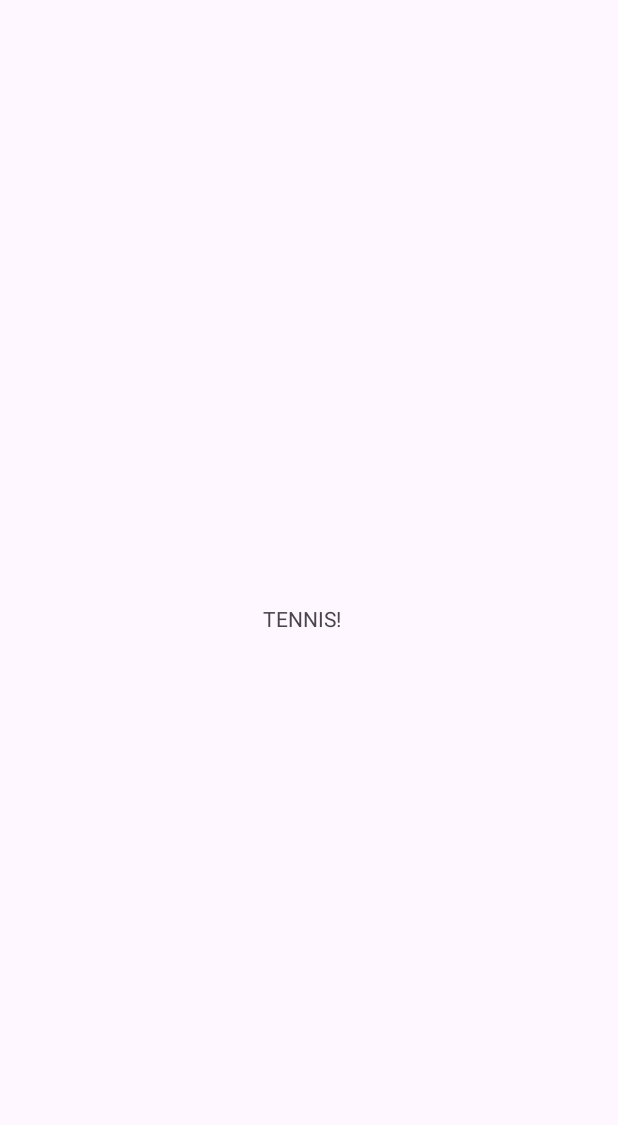
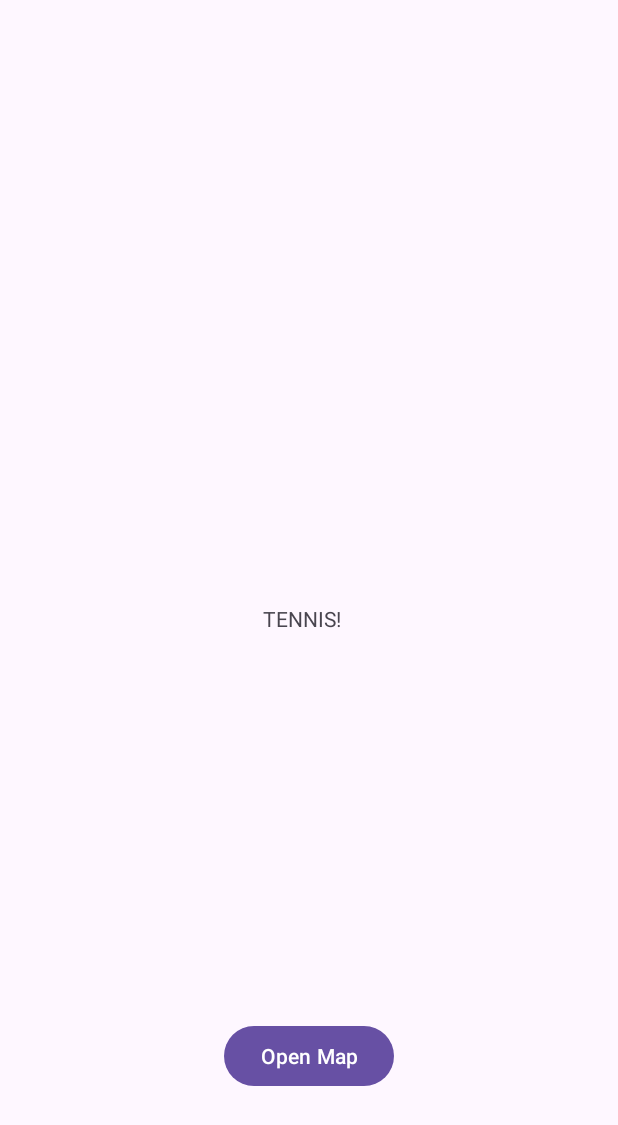
Before and after one commit to kusshsatija/Public-Tennis-Court-Availability-Tracker, an Android app: the screen it shows after launch (MainActivity), on a phone screen of 412 x 824 dp. Before the commit the part shown is almost empty. Shown: the top 1125 px of the screen. Run offline under Robolectric (Android 15) with nearby library versions, the phone set to English and light mode, and no system bars.

Commit message:
Added Map acitvity with location markers, using main page just for testing right now

```diff
--- a/app/build.gradle.kts
+++ b/app/build.gradle.kts
@@ -1,5 +1,6 @@
 plugins {
     alias(libs.plugins.android.application)
+    alias(libs.plugins.google.android.libraries.mapsplatform.secrets.gradle.plugin)
 }
 
 android {
@@ -29,6 +30,9 @@ android {
         sourceCompatibility = JavaVersion.VERSION_1_8
         targetCompatibility = JavaVersion.VERSION_1_8
     }
+    buildFeatures {
+        viewBinding = true
+    }
 }
 
 dependencies {
@@ -37,6 +41,7 @@ dependencies {
     implementation(libs.material)
     implementation(libs.activity)
     implementation(libs.constraintlayout)
+    implementation(libs.play.services.maps)
     testImplementation(libs.junit)
     androidTestImplementation(libs.ext.junit)
     androidTestImplementation(libs.espresso.core)
--- a/app/src/main/res/layout/activity_main.xml
+++ b/app/src/main/res/layout/activity_main.xml
@@ -16,4 +16,15 @@
         app:layout_constraintStart_toStartOf="parent"
         app:layout_constraintTop_toTopOf="parent" />
 
+    <Button
+        android:id="@+id/button"
+        android:layout_width="wrap_content"
+        android:layout_height="wrap_content"
+        android:layout_marginBottom="96dp"
+        android:text="Open Map"
+        android:onClick="map"
+        app:layout_constraintBottom_toBottomOf="parent"
+        app:layout_constraintEnd_toEndOf="parent"
+        app:layout_constraintStart_toStartOf="parent" />
+
 </androidx.constraintlayout.widget.ConstraintLayout>
--- a/app/src/main/res/values/strings.xml
+++ b/app/src/main/res/values/strings.xml
@@ -1,3 +1,4 @@
 <resources>
     <string name="app_name">Public Tennis Court Availability Tracker</string>
+    <string name="title_activity_map">Map</string>
 </resources>
--- a/build.gradle.kts
+++ b/build.gradle.kts
@@ -1,4 +1,5 @@
 // Top-level build file where you can add configuration options common to all sub-projects/modules.
 plugins {
     alias(libs.plugins.android.application) apply false
+    alias(libs.plugins.google.android.libraries.mapsplatform.secrets.gradle.plugin) apply false
 }
--- a/gradle/libs.versions.toml
+++ b/gradle/libs.versions.toml
@@ -1,5 +1,5 @@
 [versions]
-agp = "8.6.0"
+agp = "8.5.2"
 junit = "4.13.2"
 junitVersion = "1.2.1"
 espressoCore = "3.6.1"
@@ -7,6 +7,8 @@ appcompat = "1.7.0"
 material = "1.12.0"
 activity = "1.9.3"
 constraintlayout = "2.2.0"
+googleAndroidLibrariesMapsplatformSecretsGradlePlugin = "2.0.1"
+playServicesMaps = "19.0.0"
 
 [libraries]
 junit = { group = "junit", name = "junit", version.ref = "junit" }
@@ -16,6 +18,8 @@ appcompat = { group = "androidx.appcompat", name = "appcompat", version.ref = "a
 material = { group = "com.google.android.material", name = "material", version.ref = "material" }
 activity = { group = "androidx.activity", name = "activity", version.ref = "activity" }
 constraintlayout = { group = "androidx.constraintlayout", name = "constraintlayout", version.ref = "constraintlayout" }
+play-services-maps = { group = "com.google.android.gms", name = "play-services-maps", version.ref = "playServicesMaps" }
 
 [plugins]
 android-application = { id = "com.android.application", version.ref = "agp" }
+google-android-libraries-mapsplatform-secrets-gradle-plugin = { id = "com.google.android.libraries.mapsplatform.secrets-gradle-plugin", version.ref = "googleAndroidLibrariesMapsplatformSecretsGradlePlugin" }
```
Also changed, not shown: app/src/main/AndroidManifest.xml (+20 -0 lines), app/src/main/java/com/example/publictenniscourtavailabilitytracker/MainActivity.java (+8 -0 lines), app/src/main/java/com/example/publictenniscourtavailabilitytracker/Map.java (added, +84 -0 lines), app/src/main/res/layout/activity_map.xml (added, +9 -0 lines), app/src/main/res/drawable/marker_orange.png (added), app/src/main/res/drawable/picker_green.png (added), app/src/main/res/drawable/picker_orange.png (added), app/src/main/res/drawable/picker_red.png (added).
